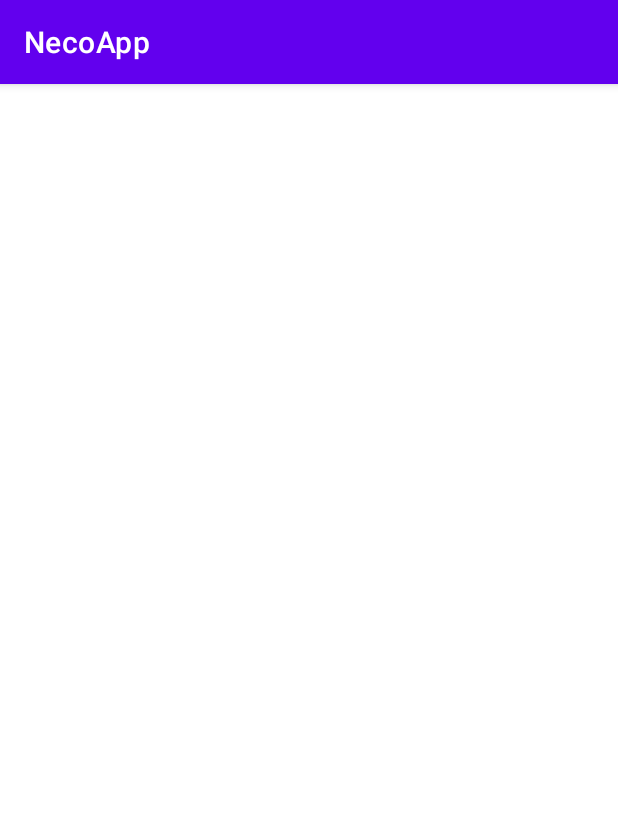
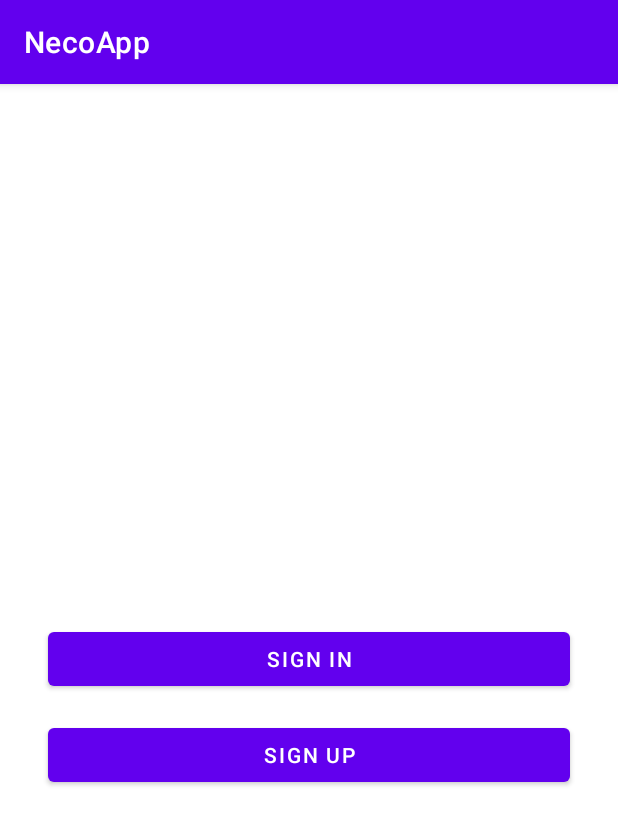
Before and after one commit to dnv87/NecoApp, an Android app: the screen it shows after launch (MainActivity), on a phone screen of 412 x 824 dp. Shown: the top 825 px of the screen. Run offline under Robolectric (Android 15) with nearby library versions, the phone set to English and light mode, and no system bars.

Commit message:
пол задания

```diff
--- a/app/src/main/AndroidManifest.xml
+++ b/app/src/main/AndroidManifest.xml
@@ -10,6 +10,11 @@
         android:supportsRtl="true"
         android:theme="@style/Theme.NecoApp">
         <activity
+            android:name=".SignInUpActivity"
+            android:exported="false">
+        </activity>
+
+        <activity
             android:name=".MainActivity"
             android:exported="true">
             <intent-filter>
--- a/app/src/main/java/com/example/necoapp/MainActivity.kt
+++ b/app/src/main/java/com/example/necoapp/MainActivity.kt
@@ -1,48 +1,54 @@
 package com.example.necoapp
 
+import android.content.Intent
 import androidx.appcompat.app.AppCompatActivity
 import android.os.Bundle
-import android.util.Log
 import android.view.View
+import com.example.necoapp.Constantce.Constance
 import com.example.necoapp.databinding.ActivityMainBinding
 
 class MainActivity : AppCompatActivity() {
+
     lateinit var bindingClass: ActivityMainBinding
+    private var login:String = ""
+    private var password:String = ""
+    private var name1:String = ""
+    private var name2:String = ""
+    private var name3:String = ""
+    private var avatarImageId:Int = 0
 
     override fun onCreate(savedInstanceState: Bundle?) {
         super.onCreate(savedInstanceState)
-        bindingClass= ActivityMainBinding.inflate(layoutInflater)
+        bindingClass = ActivityMainBinding.inflate(layoutInflater)
         setContentView(bindingClass.root)
+    }
 
-        bindingClass.btn.setOnClickListener {
-            val resultValue = bindingClass.inputTxt.text.toString()
-
-            fun textResultOk(value:String){
-                bindingClass.textResult.visibility = View.VISIBLE
-
-                bindingClass.textResult.text = value
-            }
-
-            when (resultValue){
-                Constance.DIRECTOR ->{
-                    val tempText = "получите ваши ${Constance.DIRECTOR_ZP} руб."
-                    textResultOk(tempText)
-                }
-                Constance.INGINER -> {
-                    val tempText = "получите ваши ${Constance.INGINER_ZP} руб."
-                    textResultOk(tempText)
-                }
-                Constance.MANAGER -> {
-                    val tempText = "получите ваши ${Constance.MANAGER_ZP} руб."
-                    textResultOk(tempText)
-                }
-                else -> {
-                    textResultOk("Нет такого работника")
-                }
+    //обработка результата из SignInUpActivity
+    override fun onActivityResult(requestCode: Int, resultCode: Int, data: Intent?) {
+        super.onActivityResult(requestCode, resultCode, data)
+        when (requestCode) {
+            Constance.REQUEST_CODE_SIGN_IN -> {
 
             }
+            Constance.REQUEST_CODE_SIGN_UP -> {
 
+            }
         }
 
     }
+
+    //функция отправления сообщения от главного окна -> дочернему с отслеживанием сообщения
+    fun indentActivity(state:String, message:String, requestCode: Int){
+        val indent =Intent(this,SignInUpActivity::class.java)
+        indent.putExtra(state, message)
+        startActivityForResult(intent, requestCode)
+    }
+
+    fun inClickSignIn(view: View){
+        indentActivity(Constance.SIGN_STATE,Constance.SIGN_IN_STATE,Constance.REQUEST_CODE_SIGN_IN)
+
+    }
+    fun inClickSignUp(view: View){
+        indentActivity(Constance.SIGN_STATE,Constance.SIGN_UP_STATE,Constance.REQUEST_CODE_SIGN_UP)
+    }
 }
--- a/app/src/main/res/layout/activity_main.xml
+++ b/app/src/main/res/layout/activity_main.xml
@@ -6,41 +6,48 @@
     android:layout_height="match_parent"
     tools:context=".MainActivity">
 
-    <EditText
-        android:id="@+id/inputTxt"
+    <Button
+        android:id="@+id/btn_in"
         android:layout_width="0dp"
         android:layout_height="wrap_content"
         android:layout_marginStart="32dp"
-        android:layout_marginTop="244dp"
         android:layout_marginEnd="32dp"
-        android:ems="10"
-        android:hint="введите Имя"
-        android:inputType="textPersonName"
-        android:visibility="visible"
+        android:text="@string/signin"
+        app:layout_constraintBottom_toBottomOf="parent"
         app:layout_constraintEnd_toEndOf="parent"
+        app:layout_constraintHorizontal_bias="0.0"
         app:layout_constraintStart_toStartOf="parent"
-        app:layout_constraintTop_toTopOf="parent" />
+        app:layout_constraintTop_toTopOf="parent"
+        app:layout_constraintVertical_bias="0.499" />
 
     <Button
-        android:id="@+id/btn"
+        android:id="@+id/btn_out"
         android:layout_width="0dp"
         android:layout_height="wrap_content"
-        android:layout_marginTop="24dp"
-        android:text="Button"
-        app:layout_constraintEnd_toEndOf="@+id/inputTxt"
-        app:layout_constraintStart_toStartOf="@+id/inputTxt"
-        app:layout_constraintTop_toBottomOf="@+id/inputTxt" />
+        android:layout_marginTop="16dp"
+        android:text="@string/signout"
+        app:layout_constraintEnd_toEndOf="@+id/btn_in"
+        app:layout_constraintHorizontal_bias="0.0"
+        app:layout_constraintStart_toStartOf="@+id/btn_in"
+        app:layout_constraintTop_toBottomOf="@+id/btn_in" />
 
     <TextView
-        android:id="@+id/textResult"
+        android:id="@+id/tv_info"
         android:layout_width="0dp"
         android:layout_height="wrap_content"
-        android:textAlignment="center"
-        android:visibility="gone"
-        app:layout_constraintBottom_toTopOf="@+id/inputTxt"
-        app:layout_constraintEnd_toEndOf="@+id/inputTxt"
-        app:layout_constraintHorizontal_bias="0.498"
-        app:layout_constraintStart_toStartOf="@+id/inputTxt"
-        app:layout_constraintTop_toTopOf="parent"
-        app:layout_constraintVertical_bias="0.64" />
+        android:layout_marginBottom="16dp"
+        android:textSize="16sp"
+        app:layout_constraintBottom_toTopOf="@+id/btn_in"
+        app:layout_constraintEnd_toEndOf="@+id/btn_in"
+        app:layout_constraintStart_toStartOf="@+id/btn_in" />
+
+    <ImageView
+        android:id="@+id/imageView"
+        android:layout_width="wrap_content"
+        android:layout_height="wrap_content"
+        android:layout_marginBottom="50dp"
+        app:layout_constraintBottom_toTopOf="@+id/btn_in"
+        app:layout_constraintEnd_toEndOf="@+id/btn_in"
+        app:layout_constraintStart_toStartOf="@+id/btn_in"
+        tools:srcCompat="@tools:sample/avatars" />
 </androidx.constraintlayout.widget.ConstraintLayout>
```
Also changed, not shown: app/src/main/java/com/example/necoapp/Constance.kt (deleted, +0 -11 lines), app/src/main/java/com/example/necoapp/Constantce/Constance.kt (added, +9 -0 lines), app/src/main/java/com/example/necoapp/SignInUpActivity.kt (added, +40 -0 lines), app/src/main/res/layout/activity_in_up.xml (added, +106 -0 lines), app/src/main/res/values/strings.xml (+9 -0 lines), 1 other file.
